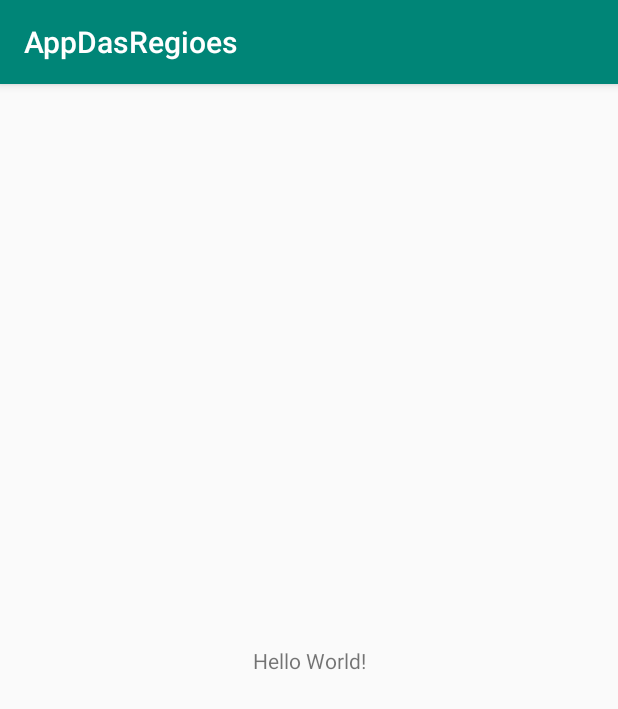
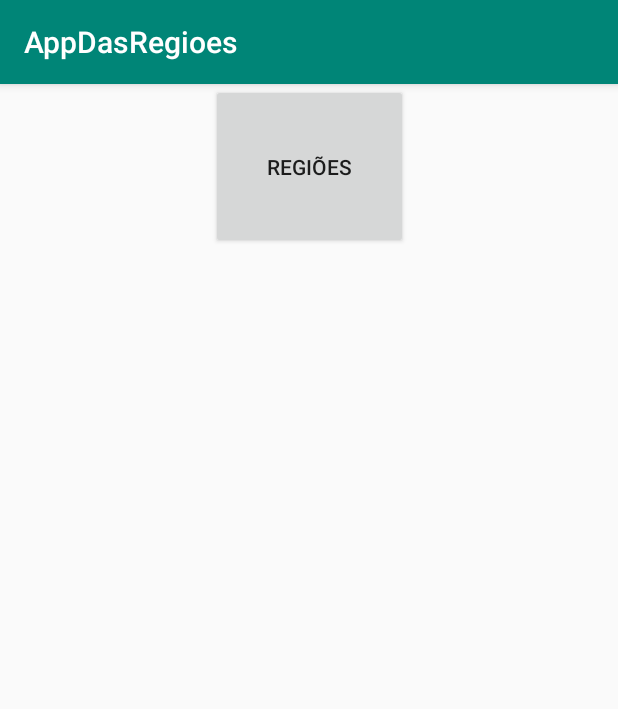
Before and after one commit to LuiizMartiins/AppDasRegioes, an Android app: the screen it shows after launch (MainActivity), on a phone screen of 412 x 824 dp. Shown: the top 709 px of the screen. Run offline under Robolectric (Android 15) with nearby library versions, the phone set to English and light mode, and no system bars.

Commit message:
Criada tela das Regiões

```diff
--- a/app/build.gradle
+++ b/app/build.gradle
@@ -22,6 +22,7 @@ dependencies {
     implementation fileTree(dir: 'libs', include: ['*.jar'])
     implementation 'com.android.support:appcompat-v7:28.0.0'
     implementation 'com.android.support.constraint:constraint-layout:1.1.3'
+    implementation 'com.android.support:design:28.0.0'
     testImplementation 'junit:junit:4.12'
     androidTestImplementation 'com.android.support.test:runner:1.0.2'
     androidTestImplementation 'com.android.support.test.espresso:espresso-core:3.0.2'
--- a/app/src/main/AndroidManifest.xml
+++ b/app/src/main/AndroidManifest.xml
@@ -9,6 +9,7 @@
         android:roundIcon="@mipmap/ic_launcher_round"
         android:supportsRtl="true"
         android:theme="@style/AppTheme">
+        <activity android:name=".RegioesActivity"></activity>
         <activity android:name=".MainActivity">
             <intent-filter>
                 <action android:name="android.intent.action.MAIN" />
--- a/app/src/main/java/com/example/appdasregioes/MainActivity.java
+++ b/app/src/main/java/com/example/appdasregioes/MainActivity.java
@@ -1,13 +1,30 @@
 package com.example.appdasregioes;
 
+import android.content.Intent;
 import android.support.v7.app.AppCompatActivity;
 import android.os.Bundle;
+import android.view.View;
+import android.widget.Button;
 
 public class MainActivity extends AppCompatActivity {
+
+    private Button btnRegioes;
 
     @Override
     protected void onCreate(Bundle savedInstanceState) {
         super.onCreate(savedInstanceState);
         setContentView(R.layout.activity_main);
+
+        btnRegioes = (Button) findViewById(R.id.btnRegioes);
+
+        btnRegioes.setOnClickListener(new View.OnClickListener() {
+            @Override
+            public void onClick(View v) {
+                Intent intent = new Intent
+                        (MainActivity.this, RegioesActivity.class);
+                startActivity(intent);
+            }
+        });
+
     }
 }
--- a/app/src/main/res/layout/activity_main.xml
+++ b/app/src/main/res/layout/activity_main.xml
@@ -6,13 +6,15 @@
     android:layout_height="match_parent"
     tools:context=".MainActivity">
 
-    <TextView
-        android:layout_width="wrap_content"
-        android:layout_height="wrap_content"
-        android:text="Hello World!"
-        app:layout_constraintBottom_toBottomOf="parent"
-        app:layout_constraintLeft_toLeftOf="parent"
-        app:layout_constraintRight_toRightOf="parent"
-        app:layout_constraintTop_toTopOf="parent" />
+    <Button
+        android:id="@+id/btnRegioes"
+        android:layout_width="131dp"
+        android:layout_height="110dp"
+        android:layout_marginStart="8dp"
+        android:layout_marginEnd="8dp"
+        android:text="Regiões"
+        app:layout_constraintEnd_toEndOf="parent"
+        app:layout_constraintStart_toStartOf="parent"
+        tools:layout_editor_absoluteY="258dp" />
 
 </android.support.constraint.ConstraintLayout>
--- /dev/null
+++ b/app/src/main/res/values/dimens.xml
@@ -0,0 +1,3 @@
+<resources>
+    <dimen name="fab_margin">16dp</dimen>
+</resources>
--- a/app/src/main/res/values/strings.xml
+++ b/app/src/main/res/values/strings.xml
@@ -1,3 +1,4 @@
 <resources>
     <string name="app_name">AppDasRegioes</string>
+    <string name="title_activity_act__regioes">act_Regioes</string>
 </resources>
```
Also changed, not shown: app/src/main/java/com/example/appdasregioes/RegioesActivity.java (added, +66 -0 lines), app/src/main/res/layout/activity_regioes.xml (added, +66 -0 lines), app/src/main/res/values/styles.xml (+9 -0 lines), app/src/main/java/com/example/appdasregioes/OnSwipeTouchListener.java (line endings or trailing spaces).
